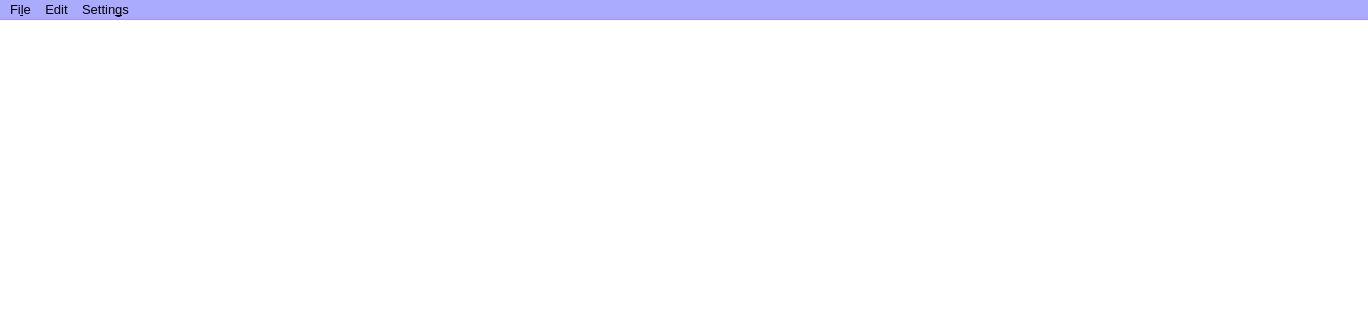
Before: the Qt Designer form PRAGA/mainwindow.ui in gaowudao/CRITERIA3D, drawn with Qt 5; both pictures show x 0 to 1368 and y 0 to 320 of the 1368 by 768 pixel window.
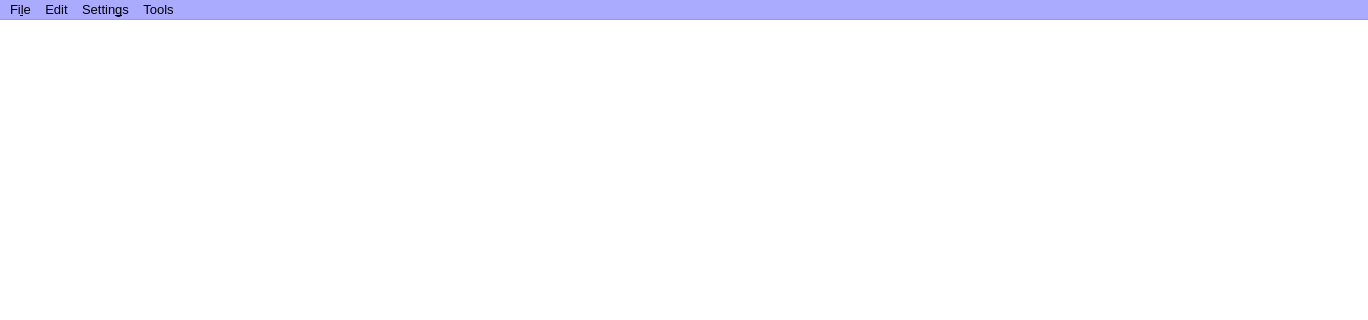
After: the same form once the commit is applied.

Commit message: tools menu

Patch:
```diff
--- a/PRAGA/mainwindow.ui
+++ b/PRAGA/mainwindow.ui
@@ -1436,9 +1436,16 @@
     <addaction name="menuMap"/>
     <addaction name="actionProxy"/>
    </widget>
+   <widget class="QMenu" name="menuTools">
+    <property name="title">
+     <string>Tools</string>
+    </property>
+    <addaction name="actionRectangle_Selection"/>
+   </widget>
    <addaction name="menuFile"/>
    <addaction name="menuMap_server"/>
    <addaction name="menuGIS_settings"/>
+   <addaction name="menuTools"/>
   </widget>
   <widget class="QStatusBar" name="statusBar"/>
   <action name="actionLoadRaster">
```
Left out of the diff: 5 changed lines with no effect on the pictures. The commit also changes 2 other files.
